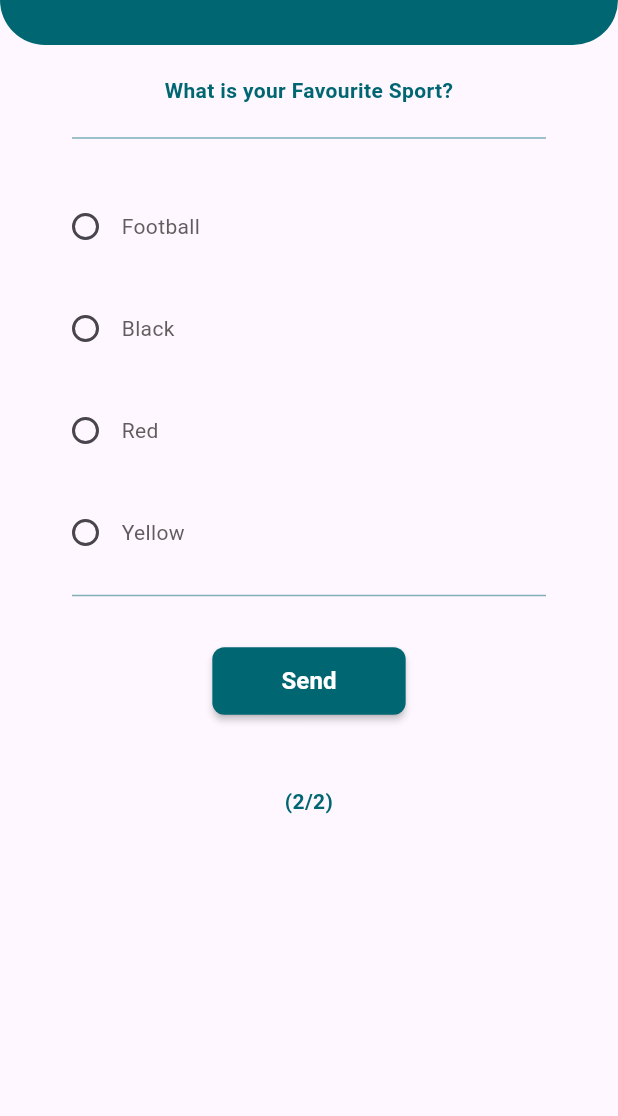
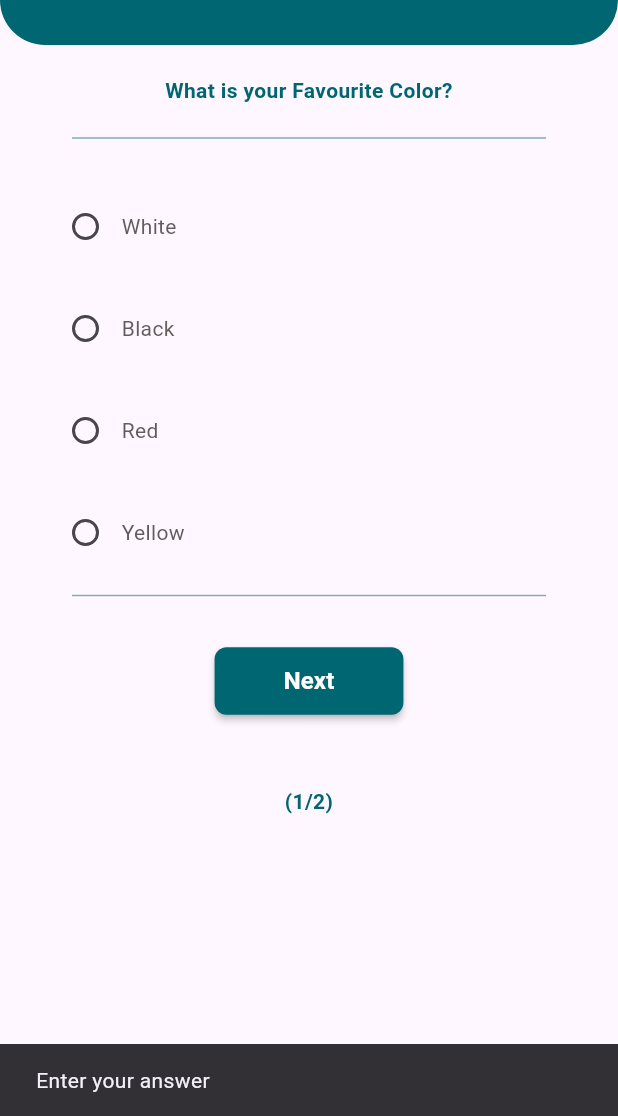
Before and after one commit to ZiadElsaadany/code-cycle-8, a Flutter app: the screen it shows after launch, after a tap on "Next", on a phone screen of 412 x 824 dp, the part 120-1236 px from its top. Run offline on Flutter 3.47's test engine with Material 3 defaults, Android fonts, the phone set to English and light mode, and no system bars; our stand-ins replace google_fonts; Roboto replaces fonts that are missing (Almarai).

Commit message:
finish first design

```diff
--- a/quiz_app/lib/core/utils/app_colors.dart
+++ b/quiz_app/lib/core/utils/app_colors.dart
@@ -4,4 +4,5 @@ class AppColors{
   static const Color primaryColor = Color(0xff006672);
   static const Color whiteColor = Colors.white;
   static const Color textBlackColor = Color(0xff615D5D);
+  static const Color lightBlack = Color(0xff6E7070);
 }
--- a/quiz_app/lib/core/utils/app_texts.dart
+++ b/quiz_app/lib/core/utils/app_texts.dart
@@ -2,4 +2,7 @@ class AppTexts {
   static const String appName  = "Quiz App";
   static const String send = "Send" ;
   static const String next = "Next" ;
+  static const String result = "Result" ;
+  static const String reviewYourAnswers = "Review your answers" ;
+  static const String retest = "Retest" ;
 }
--- a/quiz_app/lib/features/home/data/models/question_model.dart
+++ b/quiz_app/lib/features/home/data/models/question_model.dart
@@ -32,6 +32,6 @@ List<QuestionModel> questionAndAnswers = [
       correctAnswer:"Football" ,
 
       title: "What is your Favourite Sport?",
-answers:[AnswerModel(title:"Football"), AnswerModel(title: "Black"), AnswerModel(title: "Red") , AnswerModel(title: "Yellow")]
+answers:[AnswerModel(title:"Football"), AnswerModel(title: "Basketball"), AnswerModel(title: "volleyball")]
   ),
 ];
--- a/quiz_app/lib/features/home/views/widgets/answer_item.dart
+++ /dev/null
@@ -1,58 +0,0 @@
-import 'package:flutter/material.dart';
-
-import '../../../../core/utils/app_colors.dart';
-import '../../data/models/answer_model.dart';
-import '../../data/models/question_model.dart';
-
-class AnswerItem extends StatefulWidget {
-  const AnswerItem({super.key, required this.index, required this.answer});
-  final int index;
-
-  final AnswerModel answer;
-  @override
-  State<AnswerItem> createState() => _AnswerItemState();
-}
-
-class _AnswerItemState extends State<AnswerItem> {
-
-
-  @override
-  Widget build(BuildContext context) {
-    return Column(
-      children: [
-        const SizedBox(height: 10),
-        Row(
-          mainAxisAlignment: MainAxisAlignment.start,
-          children: [
-            Radio(
-              activeColor :AppColors.primaryColor,
-              value: widget.answer.title,
-              groupValue: questionAndAnswers[widget.index].selectAnswer ,
-              onChanged: ( value) {
-
-                setState(() {
-                  questionAndAnswers[widget.index].selectAnswer = value;
-
-                  // debugPrint(questionAndAnswers[index].selectAnswer .toString());
-                });
-              },
-            ),
-            Expanded(
-              child: Text(widget.answer.title,
-
-                  style:const TextStyle(
-                      color:AppColors.textBlackColor
-                      ,
-                      fontSize: 14
-                  )
-              ),
-            ),
-          ],
-        ),
-        const SizedBox(height: 10),
-
-
-      ],
-    );
-  }
-}
--- a/quiz_app/lib/features/home/views/widgets/custom_app_bar.dart
+++ b/quiz_app/lib/features/home/views/widgets/custom_app_bar.dart
@@ -18,7 +18,7 @@ class CustomAppBar extends StatelessWidget {
           color: Color(0xff006672),
 
         ),
-        child: Text("Quiz App",style:GoogleFonts.almarai(
+        child: Text("Quiz App",style:TextStyle(
           color:Colors.white,
           fontWeight: FontWeight.w700,
           fontSize: 18,
--- a/quiz_app/lib/features/home/views/widgets/home_page_body.dart
+++ b/quiz_app/lib/features/home/views/widgets/home_page_body.dart
@@ -4,7 +4,6 @@ import 'package:quiz_app/features/home/views/widgets/total_score_dialog.dart';
 import '../../../../core/utils/app_colors.dart';
 import '../../../../core/utils/app_texts.dart';
 import '../../data/models/question_model.dart';
-import 'answer_item.dart';
 import 'custom_button.dart';
 import 'custom_home_divider.dart';
 
@@ -24,34 +23,50 @@ class _HomePageBodyState extends State<HomePageBody> {
 
   makeAllSelectedEqualNull( ) {
     for(int i     = 0 ;i<questionAndAnswers.length ; i++) {
-      questionAndAnswers[i ].selectAnswer = null;
+      questionAndAnswers[i].selectAnswer = null;
     }
   }
 plusTotal(  ){
   if(questionAndAnswers[index].correctAnswer == questionAndAnswers[index].selectAnswer) {
     totalScore +=10;
-
-
     debugPrint("total score:  $totalScore");
-
   }
 }
+
+checkSelectedAnswerOrNot ( ) {
+    return      questionAndAnswers[index].selectAnswer!=null ;
+}
+
 showTotalDialog() {
 if( index == questionAndAnswers.length-1 )  {
   showDialog(
       context: context,
-      builder: (_) => TotalScoreDialog()
+      builder: (_) =>  TotalScoreDialog(
+        totalScore: questionAndAnswers.length ,
+        retestOnTap: ( )  {
+          makeAllSelectedEqualNull();
+          index = 0 ;
+          totalScore  = 0;
+          Navigator.pop(context);
+
+        },
+        yourScore:totalScore ,
+      )
   ).then((v) {
     setState(() {
       index  =  0 ;
       totalScore= 0;
       makeAllSelectedEqualNull();
+
     });
+
+     // Navigator.pop(context);
+
   });
 }
 }
-
   incrementIndex(){
+     if(checkSelectedAnswerOrNot()) {
        setState(() {
          plusTotal();
          showTotalDialog();
@@ -62,6 +77,11 @@ if( index == questionAndAnswers.length-1 )  {
            debugPrint("index  = $index");
          }
        });
+     }else{
+       ScaffoldMessenger.of(context).showSnackBar(const SnackBar(
+         content: Text("Enter your answer"),
+       ));
+     }
 
 
     }
@@ -76,7 +96,7 @@ if( index == questionAndAnswers.length-1 )  {
         child: Column(children: [
           const SizedBox(height: 20),
           Text(questionAndAnswers[index].title,
-              style: GoogleFonts.almarai(
+              style: const TextStyle(
                 fontWeight: FontWeight.w700,
                 fontSize: 14,
                 color: AppColors.primaryColor,
@@ -86,29 +106,65 @@ if( index == questionAndAnswers.length-1 )  {
           ),
           const SizedBox(height: 14),
           const CustomHomeDivider(),
-
           const SizedBox(height: 17),
         /**
-         * The ... operator is used to unpack the elements of the list questionAndAnswers[0]["answers"]. This list contains the answers to a specific question. Each answer is then mapped to a Text widget, which displays the answer text. The result is a list of Text widgets, each representing an answer to the question.
+         * The ... operator is used to unpack the elements of the list questionAndAnswers[0]["answers"].
+         * This list contains the answers to a specific question. Each answer is then mapped to a Text widget,
+         * which displays the answer text.
+         * The result is a list of Text widgets, each representing an answer to the question.
          * */
-          ...questionAndAnswers[index].answers.map((answer) => AnswerItem(
-            index:index,
-            answer:answer
+          ...questionAndAnswers[index].answers.map((answer) => Column(
+            children: [
+              const SizedBox(height: 10),
+              Row(
+                mainAxisAlignment: MainAxisAlignment.start,
+                children: [
+                  Radio(
+                    activeColor :AppColors.primaryColor,
+                    value:answer.title,
+
+                    groupValue:questionAndAnswers[index].selectAnswer ,
+                    onChanged: ( value) {
+
+
+
+
+                      questionAndAnswers[index].selectAnswer=value;
+                      setState(() {
+
+
+                        // debugPrint(questionAndAnswers[index].selectAnswer .toString());
+                      });
+                    },
+                  ),
+                  Expanded(
+                    child: Text(answer.title,
+
+                        style:const TextStyle(
+                            color:AppColors.textBlackColor
+                            ,
+                            fontSize: 14
+                        )
+                    ),
+                  ),
+                ],
+              ),
+              const SizedBox(height: 10),
+
+
+            ],
           )) ,
-
           const CustomHomeDivider() ,
           const SizedBox(height: 25),
         CustomButton(
           title: index== questionAndAnswers.length-1 ? AppTexts.send:AppTexts.next,
           onPressed:() {
             incrementIndex();
-
           }
-
         ),
             const SizedBox(height: 46),
            Text("(${index+1}/${questionAndAnswers.length})" ,
-          style: GoogleFonts.almarai(
+          style: const TextStyle(
             fontWeight: FontWeight.w700,
             fontSize: 14,
             color: AppColors.primaryColor,
```
Also changed, not shown: quiz_app/lib/features/home/views/widgets/total_score_dialog.dart (+101 -7 lines), quiz_app/pubspec.lock. Lines whose indentation alone changed are shown as unchanged.
